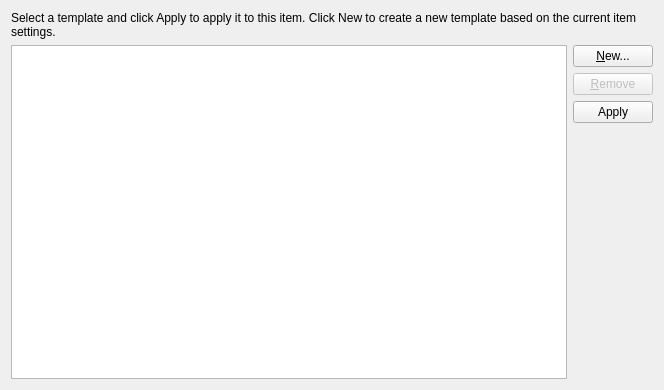
The window that incidenceeditor-ng/template_management_dialog_base.ui (KDE/kdepim) describes before a commit, drawn with Qt 5.
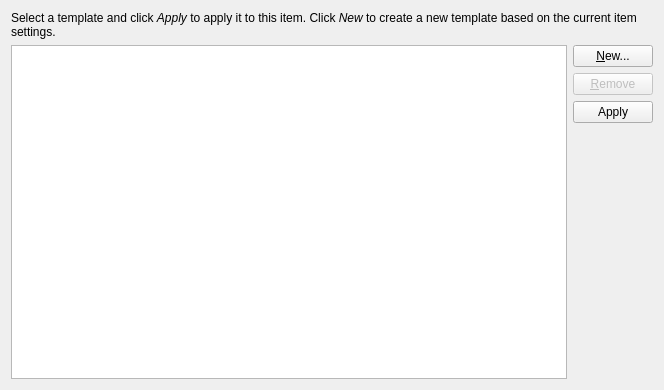
The same window after the commit.

The edit to the form file:
```diff
--- a/incidenceeditor-ng/template_management_dialog_base.ui
+++ b/incidenceeditor-ng/template_management_dialog_base.ui
@@ -20,7 +20,7 @@
       <enum>QFrame::NoFrame</enum>
      </property>
      <property name="text">
-      <string comment="@label/rich">Select a template and click &lt;interface&gt;Apply&lt;/interface&gt; to apply it to this item. Click &lt;interface&gt;New&lt;/interface&gt; to create a new template based on the current item settings.</string>
+      <string comment="@label">Select a template and click &lt;i&gt;Apply&lt;/i&gt; to apply it to this item. Click &lt;i&gt;New&lt;/i&gt; to create a new template based on the current item settings.</string>
      </property>
      <property name="wordWrap">
       <bool>true</bool>
```
